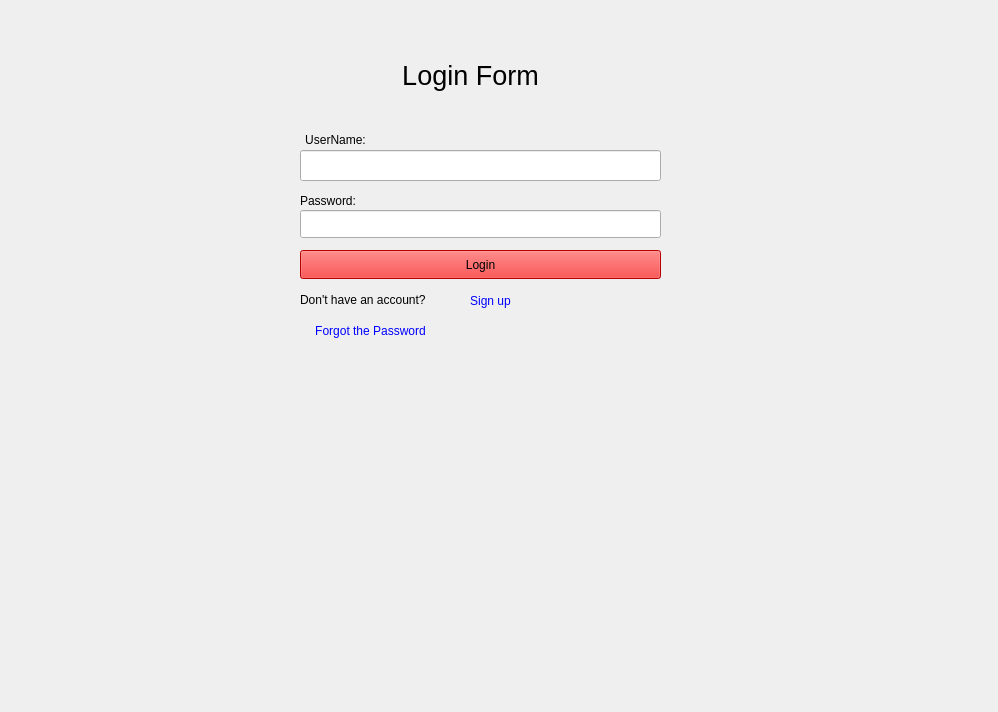
Old version of the form ui/loginwindow.ui in the repository Aliasgharkh86/PlaTwo.
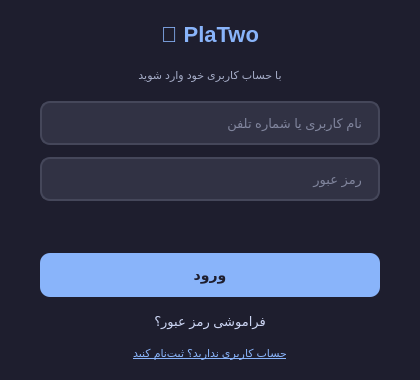
New version of the form.

Commit message: feat: complete user authentication and login system

```diff
--- a/ui/loginwindow.ui
+++ b/ui/loginwindow.ui
@@ -1,170 +1,189 @@
 <?xml version="1.0" encoding="UTF-8"?>
 <ui version="4.0">
  <class>LoginWindow</class>
- <widget class="QWidget" name="LoginWindow">
+ <widget class="QDialog" name="LoginWindow">
   <property name="geometry">
    <rect>
     <x>0</x>
     <y>0</y>
-    <width>998</width>
-    <height>712</height>
+    <width>420</width>
+    <height>380</height>
    </rect>
   </property>
   <property name="windowTitle">
    <string>Login Form</string>
   </property>
-  <widget class="QLabel" name="label">
+  <property name="styleSheet">
+   <string notr="true">
+QWidget {
+    background-color: #1e1e2e;
+    color: #cdd6f4;
+    font-family: 'Segoe UI';
+    font-size: 13px;
+}
+QLabel#titleLabel {
+    color: #89b4fa;
+    font-size: 22px;
+    font-weight: bold;
+}
+QLabel#descLabel {
+    color: #a6adc8;
+    font-size: 11px;
+}
+QLabel#errorLabel {
+    color: #f38ba8;
+    font-size: 11px;
+}
+QLineEdit {
+    background-color: #313244;
+    border: 2px solid #45475a;
+    border-radius: 10px;
+    padding: 10px 14px;
+    color: #cdd6f4;
+    font-size: 13px;
+    min-height: 20px;
+}
+QLineEdit:focus {
+    border-color: #89b4fa;
+}
+QPushButton#loginBtn {
+    background-color: #89b4fa;
+    color: #1e1e2e;
+    border: none;
+    border-radius: 10px;
+    font-size: 14px;
+    font-weight: bold;
+    padding: 12px;
+    min-height: 20px;
+}
+QPushButton#loginBtn:hover {
+    background-color: #b4befe;
+}
+QPushButton#loginBtn:pressed {
+    background-color: #cba6f7;
+}
+QPushButton#signupBtn {
+    color: #89b4fa;
+    border: none;
+    background: transparent;
+    font-size: 11px;
+    text-decoration: underline;
+}
+QPushButton#signupBtn:hover {
+    color: #cba6f7;
+}
+QPushButton#forgotBtn {
+    color: #6c7086;
+    border: none;
+    background: transparent;
+    font-size: 11px;
+    text-decoration: underline;
+}
+QPushButton#forgotBtn:hover {
+    color: #cdd6f4;
+}
+   </string>
+  </property>
+  <widget class="QWidget" name="centralWidget">
    <property name="geometry">
     <rect>
-     <x>280</x>
-     <y>30</y>
-     <width>381</width>
-     <height>91</height>
+     <x>40</x>
+     <y>20</y>
+     <width>340</width>
+     <height>340</height>
     </rect>
    </property>
-   <property name="font">
-    <font>
-     <pointsize>20</pointsize>
-    </font>
-   </property>
+   <layout class="QVBoxLayout" name="verticalLayout">
+    <property name="spacing">
+     <number>12</number>
+    </property>
+    <item>
+     <widget class="QLabel" name="titleLabel">
    <property name="text">
-    <string>Login Form</string>
+       <string>🎲 PlaTwo</string>
    </property>
    <property name="alignment">
     <set>Qt::AlignmentFlag::AlignCenter</set>
    </property>
   </widget>
-  <widget class="QLabel" name="label_2">
-   <property name="geometry">
-    <rect>
-     <x>290</x>
-     <y>119</y>
-     <width>91</width>
-     <height>41</height>
-    </rect>
-   </property>
+    </item>
+    <item>
+     <widget class="QLabel" name="descLabel">
    <property name="text">
-    <string>UserName:</string>
+       <string>با حساب کاربری خود وارد شوید</string>
    </property>
    <property name="alignment">
     <set>Qt::AlignmentFlag::AlignCenter</set>
    </property>
   </widget>
+    </item>
+    <item>
   <widget class="QLineEdit" name="usernameLineEdit">
-   <property name="geometry">
-    <rect>
-     <x>300</x>
-     <y>150</y>
-     <width>361</width>
-     <height>31</height>
-    </rect>
-   </property>
-   <property name="text">
-    <string/>
-   </property>
-  </widget>
-  <widget class="QLabel" name="label_3">
-   <property name="geometry">
-    <rect>
-     <x>300</x>
-     <y>180</y>
-     <width>71</width>
-     <height>41</height>
-    </rect>
-   </property>
-   <property name="text">
-    <string>Password:</string>
-   </property>
-  </widget>
+      <property name="placeholderText">
+       <string>نام کاربری یا شماره تلفن</string>
+      </property>
+     </widget>
+    </item>
+    <item>
   <widget class="QLineEdit" name="passwordLineEdit">
-   <property name="geometry">
-    <rect>
-     <x>300</x>
-     <y>210</y>
-     <width>361</width>
-     <height>28</height>
-    </rect>
-   </property>
    <property name="echoMode">
     <enum>QLineEdit::EchoMode::Password</enum>
    </property>
-  </widget>
-  <widget class="QPushButton" name="loginButton">
-   <property name="geometry">
-    <rect>
-     <x>300</x>
-     <y>250</y>
-     <width>361</width>
-     <height>29</height>
-    </rect>
-   </property>
-   <property name="cursor">
-    <cursorShape>PointingHandCursor</cursorShape>
-   </property>
-   <property name="styleSheet">
-    <string notr="true">
-background-color: rgb(255, 0, 0);</string>
-   </property>
-   <property name="text">
-    <string>Login</string>
-   </property>
-  </widget>
-  <widget class="QLabel" name="label_4">
-   <property name="geometry">
-    <rect>
-     <x>300</x>
-     <y>290</y>
-     <width>181</width>
-     <height>20</height>
-    </rect>
+      <property name="placeholderText">
+       <string>رمز عبور</string>
+      </property>
+     </widget>
+    </item>
+    <item>
+     <widget class="QLabel" name="errorLabel">
+      <property name="text">
+       <string/>
+      </property>
+      <property name="alignment">
+       <set>Qt::AlignmentFlag::AlignCenter</set>
+      </property>
+      <property name="wordWrap">
+       <bool>true</bool>
+      </property>
+     </widget>
+    </item>
+    <item>
+     <widget class="QPushButton" name="loginBtn">
+      <property name="cursor">
+       <cursorShape>PointingHandCursor</cursorShape>
    </property>
    <property name="text">
-    <string>Don't have an account? </string>
-   </property>
-  </widget>
-  <widget class="QPushButton" name="signUpButton">
-   <property name="geometry">
-    <rect>
-     <x>450</x>
-     <y>290</y>
-     <width>81</width>
-     <height>21</height>
-    </rect>
-   </property>
+       <string>ورود</string>
+      </property>
+     </widget>
+    </item>
+    <item>
+     <widget class="QPushButton" name="recoveryBtn">
    <property name="cursor">
     <cursorShape>PointingHandCursor</cursorShape>
    </property>
-   <property name="styleSheet">
-    <string notr="true">color: rgb(0, 0, 255);</string>
-   </property>
    <property name="text">
-    <string>Sign up</string>
+       <string>فراموشی رمز عبور؟</string>
    </property>
    <property name="flat">
     <bool>true</bool>
    </property>
   </widget>
-  <widget class="QPushButton" name="recoveryButton">
-   <property name="geometry">
-    <rect>
-     <x>300</x>
-     <y>321</y>
-     <width>141</width>
-     <height>20</height>
-    </rect>
-   </property>
+    </item>
+    <item>
+     <widget class="QPushButton" name="signupBtn">
    <property name="cursor">
     <cursorShape>PointingHandCursor</cursorShape>
    </property>
-   <property name="styleSheet">
-    <string notr="true">color: rgb(0, 0, 255);</string>
-   </property>
    <property name="text">
-    <string>Forgot the Password</string>
+       <string>حساب کاربری ندارید؟ ثبت‌نام کنید</string>
    </property>
    <property name="flat">
     <bool>true</bool>
    </property>
+     </widget>
+    </item>
+   </layout>
   </widget>
  </widget>
  <resources/>
```
Left out of the diff: 2 changed lines with no effect on the pictures. Lines whose indentation alone changed are shown as unchanged. The commit also changes 17 other files.
